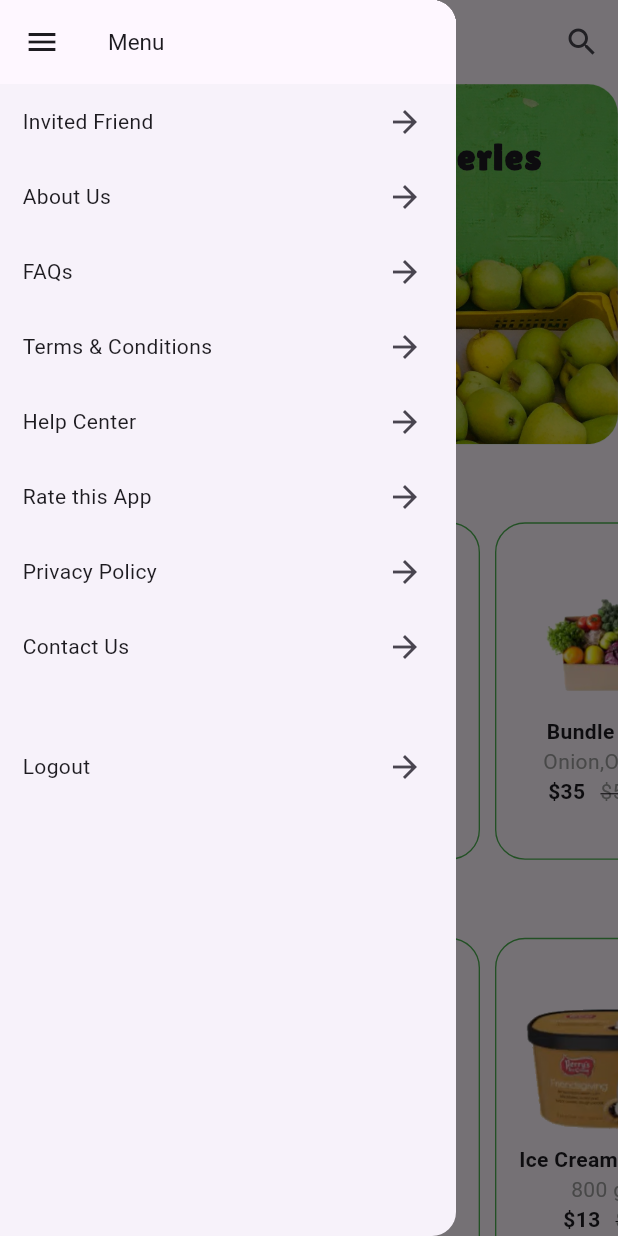
After one commit to ArwaaRadwan/grocery_app, a Flutter app: the HomePage screen opened directly, with the side drawer open, on a phone screen of 412 x 824 dp. The commit adds this screen. Run offline on Flutter 3.47's test engine with Material 3 defaults, Android fonts, the phone set to English and light mode, and no system bars.

Commit message:
add home page

```diff
--- /dev/null
+++ b/lib/home_page.dart
@@ -0,0 +1,106 @@
+import 'package:flutter/material.dart';
+import 'package:grocery_app/widgets/drawer.dart';
+import 'package:grocery_app/widgets/home_category1.dart';
+import 'package:grocery_app/widgets/home_category2.dart';
+import 'package:grocery_app/widgets/name_style.dart';
+
+class HomePage extends StatefulWidget {
+  const HomePage({super.key});
+
+  @override
+  State<HomePage> createState() => _HomePageState();
+}
+
+class _HomePageState extends State<HomePage> {
+  @override
+  Widget build(BuildContext context) {
+    return Scaffold(
+      appBar: AppBar(
+        title: Column(
+          children: [
+            NameStyle(fontSize: 22),
+            Text(
+              "Your Daily Needs",
+              style: TextStyle(fontSize: 10, color: Colors.grey),
+            ),
+          ],
+        ),
+        actions: [IconButton(onPressed: () {}, icon: Icon(Icons.search))],
+      ),
+      drawer: Drawer(
+        child: ListView(
+          children: [
+            AppBar(title: Text("Menu", style: TextStyle(fontSize: 15))),
+            DrawerList(label: "Invited Friend", onPressed: () {}),
+            DrawerList(label: "About Us", onPressed: () {}),
+            DrawerList(label: "FAQs", onPressed: () {}),
+            DrawerList(label: "Terms & Conditions", onPressed: () {}),
+            DrawerList(label: "Help Center", onPressed: () {}),
+            DrawerList(label: "Rate this App", onPressed: () {}),
+            DrawerList(label: "Privacy Policy", onPressed: () {}),
+            DrawerList(label: "Contact Us", onPressed: () {}),
+            SizedBox(height: 30),
+            DrawerList(label: "Logout", onPressed: () {}),
+          ],
+        ),
+      ),
+
+
+          body: ListView(
+            children: [
+              Stack(
+                children: [
+                  Center(
+                    child: Container(
+                      decoration: BoxDecoration(
+                        borderRadius: BorderRadius.circular(20),
+                        border: Border.all(color: Colors.green, width: 0.1),
+                      ),
+                      child: ClipRRect(
+                        borderRadius: BorderRadius.circular(20),
+                        child: Image.asset(
+                          'assets/images/home.jpg',
+                          width: 500,
+                          height: 240,
+                          fit: BoxFit.cover,
+                        ),
+                      ),
+                    ),
+                  ),
+                  Center(
+                    child: Padding(
+                      padding: const EdgeInsets.only(top: 30),
+                      child: Column(
+                        children: [
+                          Text(
+                            "Order Your Daily Groceries",
+                            style: TextStyle(
+                              fontSize: 25,
+                              fontWeight: FontWeight.bold,
+                              fontFamily: "Lilita One",
+                              letterSpacing: 1,
+                            ),
+                          ),
+                          SizedBox(height: 5),
+                          Text(
+                            "#Free Delivery",
+                            style: TextStyle(
+                              fontSize: 22,
+                              fontWeight: FontWeight.bold,
+                              color: Color(0xffAB2C2B),
+                              fontFamily: "Lilita One",
+                              letterSpacing: 1, ), ), ],),),), ],),
+                SizedBox(height: 20,),
+                HomeCategory1(categoryLabel: 'Popular Packs'),
+                SizedBox(height: 20,),
+                HomeCategory2(categoryLabel: 'Our New Item'),
+
+
+
+
+            ],
+
+          ),
+        );
+      }
+    }
--- a/lib/onboarding_page.dart
+++ b/lib/onboarding_page.dart
@@ -2,6 +2,7 @@
 import 'package:grocery_app/Data/onboarding_data.dart';
 import 'package:grocery_app/welcome_page.dart';
 import 'package:grocery_app/widgets/circular_next_button.dart';
+
 
 class OnboardingPage extends StatefulWidget {
   const OnboardingPage({super.key});
--- a/lib/splash_page.dart
+++ b/lib/splash_page.dart
@@ -30,6 +30,7 @@
       body:
         Center(
           child: Column(
+            mainAxisAlignment: MainAxisAlignment.center,
             children: [
               SingleChildScrollView(
                 child:
--- /dev/null
+++ b/lib/widgets/box_elements.dart
@@ -0,0 +1,54 @@
+import 'package:flutter/material.dart';
+
+class BoxElements extends StatelessWidget {
+  final String image;
+  final String title;
+  final String subtitle;
+  final String price;
+  final String offPrice;
+
+  const BoxElements({
+    super.key,
+    required this.image,
+    required this.title,
+    required this.subtitle,
+    required this.price,
+    required this.offPrice,
+  });
+
+  @override
+  Widget build(BuildContext context) {
+    return Padding(
+      padding: const EdgeInsets.only(top: 5, left: 10),
+      child: Container(
+        decoration: BoxDecoration(
+          borderRadius: BorderRadius.circular(20),
+          border: Border.all(color: Colors.green, width: 0.9),
+        ),
+        width: 150,
+        child: Column(
+          mainAxisAlignment: MainAxisAlignment.center,
+          children: [
+            Image.asset(image, width: 120, fit: BoxFit.fill),
+            Text(title, style: TextStyle(fontWeight: FontWeight.bold)),
+            Text(subtitle, style: TextStyle(color: Colors.grey)),
+            Row(
+              mainAxisAlignment: MainAxisAlignment.center,
+              children: [
+                Text(price, style: TextStyle(fontWeight: FontWeight.bold)),
+                SizedBox(width: 10),
+                Text(
+                  offPrice,
+                  style: TextStyle(
+                    decoration: TextDecoration.lineThrough,
+                    color: Colors.grey,
+                  ),
+                ),
+              ],
+            ),
+          ],
+        ),
+      ),
+    );
+  }
+}
--- /dev/null
+++ b/lib/widgets/drawer.dart
@@ -0,0 +1,25 @@
+import 'package:flutter/material.dart';
+
+class DrawerList extends StatelessWidget {
+  final String label;
+  final VoidCallback onPressed;
+
+  const DrawerList({required this.label, required this.onPressed, super.key});
+
+  @override
+  Widget build(BuildContext context) {
+    return Padding(
+      padding: const EdgeInsets.only(left: 15, right: 10),
+      child: SizedBox(
+        height: 50,
+        child: Row(
+          mainAxisAlignment: MainAxisAlignment.spaceBetween,
+          children: [
+            Text(label),
+            IconButton(onPressed: onPressed, icon: Icon(Icons.arrow_forward)),
+          ],
+        ),
+      ),
+    );
+  }
+}
--- /dev/null
+++ b/lib/widgets/home_category1.dart
@@ -0,0 +1,57 @@
+import 'package:flutter/material.dart';
+import 'package:grocery_app/widgets/box_elements.dart';
+
+class HomeCategory1 extends StatelessWidget {
+  final String categoryLabel;
+
+  const HomeCategory1({super.key, required this.categoryLabel});
+
+  @override
+  Widget build(BuildContext context) {
+    return Column(
+      crossAxisAlignment: CrossAxisAlignment.start,
+      children: [
+        Padding(
+          padding: const EdgeInsets.only(left: 10),
+          child: Text(categoryLabel, style: TextStyle(fontSize: 19)),
+        ),
+        SizedBox(
+          height: 230,
+          child: ListView(
+            scrollDirection: Axis.horizontal,
+            children: [
+              BoxElements(
+                title: 'Bundle Pack',
+                subtitle: 'Onion,Oil,Salt',
+                price: "\$35",
+                offPrice: '\$50.32',
+                image: 'assets/images/pack.png',
+              ),
+              BoxElements(
+                title: 'Bundle Pack',
+                subtitle: 'Onion,Oil,Salt',
+                price: "\$35",
+                offPrice: '\$50.32',
+                image: 'assets/images/pack.png',
+              ),
+              BoxElements(
+                title: 'Bundle Pack',
+                subtitle: 'Onion,Oil,Salt',
+                price: "\$35",
+                offPrice: '\$50.32',
+                image: 'assets/images/pack.png',
+              ),
+              BoxElements(
+                title: 'Bundle Pack',
+                subtitle: 'Onion,Oil,Salt',
+                price: "\$35",
+                offPrice: '\$50.32',
+                image: 'assets/images/pack.png',
+              ),
+            ],
+          ),
+        ),
+      ],
+    );
+  }
+}
--- /dev/null
+++ b/lib/widgets/home_category2.dart
@@ -0,0 +1,57 @@
+import 'package:flutter/material.dart';
+import 'package:grocery_app/widgets/box_elements.dart';
+
+class HomeCategory2 extends StatelessWidget {
+  final String categoryLabel;
+
+  const HomeCategory2({super.key, required this.categoryLabel});
+
+  @override
+  Widget build(BuildContext context) {
+    return Column(
+      crossAxisAlignment: CrossAxisAlignment.start,
+      children: [
+        Padding(
+          padding: const EdgeInsets.only(left: 10),
+          child: Text(categoryLabel, style: TextStyle(fontSize: 19)),
+        ),
+        SizedBox(
+          height: 230,
+          child: ListView(
+            scrollDirection: Axis.horizontal,
+            children: [
+              BoxElements(
+                title: 'Ice Cream Banans',
+                subtitle: '800 gm',
+                price: "\$13",
+                offPrice: '\$15',
+                image: 'assets/images/ice_cream.png',
+              ),
+              BoxElements(
+                title: 'Ice Cream Banans',
+                subtitle: '800 gm',
+                price: "\$13",
+                offPrice: '\$15',
+                image: 'assets/images/ice_cream.png',
+              ),
+              BoxElements(
+                title: 'Ice Cream Banans',
+                subtitle: '800 gm',
+                price: "\$13",
+                offPrice: '\$15',
+                image: 'assets/images/ice_cream.png',
+              ),
+              BoxElements(
+                title: 'Ice Cream Banans',
+                subtitle: '800 gm',
+                price: "\$13",
+                offPrice: '\$15',
+                image: 'assets/images/ice_cream.png',
+              ),
+            ],
+          ),
+        ),
+      ],
+    );
+  }
+}
```
Also changed, not shown: assets/images/facebook.jpg (deleted), assets/images/home.jpg (added), assets/images/ice_cream.png (added), assets/images/logo.png (added), assets/images/pack.png (added).
